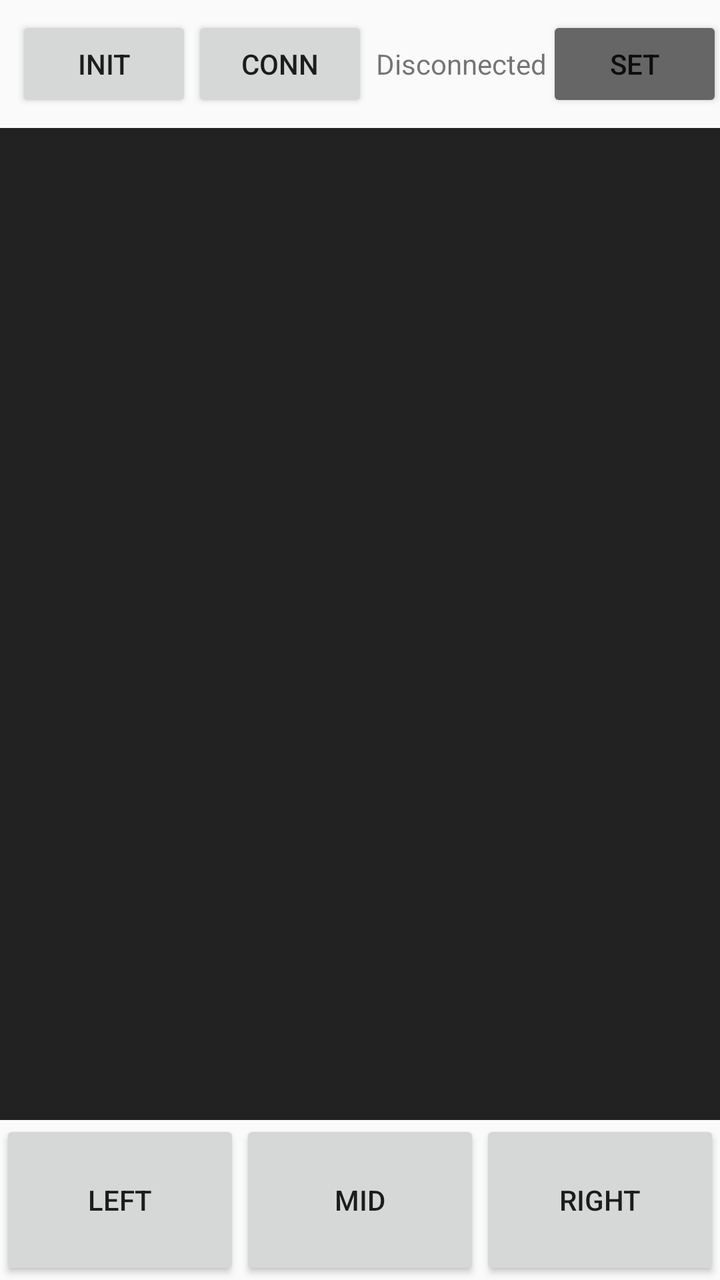
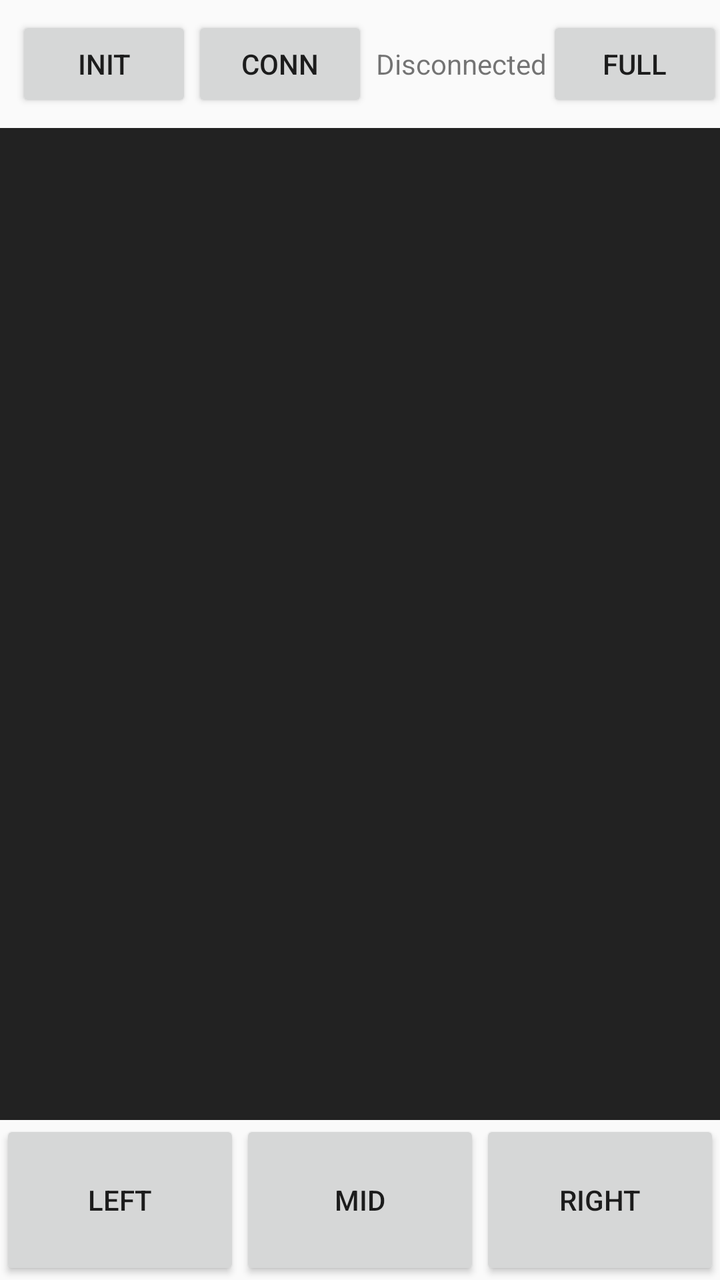

Compare the two renders of this Android layout. The source of the first and the diff that turns it into the second are given below.
<!-- AndroidManifest.xml: application theme Theme.BluetoothTrackpad -->
<!-- res/layout/activity_main.xml -->
<?xml version="1.0" encoding="utf-8"?>
<androidx.constraintlayout.widget.ConstraintLayout xmlns:android="http://schemas.android.com/apk/res/android"
    xmlns:app="http://schemas.android.com/apk/res-auto"
    xmlns:tools="http://schemas.android.com/tools"
    android:layout_width="match_parent"
    android:layout_height="match_parent"
    tools:context=".MainActivity">

    <HorizontalScrollView
        android:id="@+id/topBar"
        android:layout_width="match_parent"
        android:layout_height="wrap_content"
        android:scrollbars="none"
        app:layout_constraintTop_toTopOf="parent">
        <LinearLayout
            android:layout_width="wrap_content"
            android:layout_height="wrap_content"
            android:orientation="horizontal"
            android:padding="8dp">

        <Button
            android:id="@+id/btnInit"
            android:layout_width="wrap_content"
            android:layout_height="wrap_content"
            android:text="Init" />

        <Button
            android:id="@+id/btnConnect"
            android:layout_width="wrap_content"
            android:layout_height="wrap_content"
            android:text="Conn" />

        <TextView
            android:id="@+id/tvStatus"
            android:layout_width="0dp"
            android:layout_height="wrap_content"
            android:layout_gravity="center_vertical"
            android:layout_marginStart="4dp"
            android:text="Disconnected"
            android:layout_weight="1" />

            <Button
                android:id="@+id/btnSettings"
                android:layout_width="wrap_content"
                android:layout_height="wrap_content"
                android:text="Set"
                android:layout_marginEnd="8dp"
                android:backgroundTint="#666"/>
        <Spinner
            android:id="@+id/spinnerMode"
            android:layout_width="wrap_content"
            android:layout_height="wrap_content"
            android:layout_gravity="center_vertical"
            android:entries="@array/mode_array" />
        </LinearLayout>
    </HorizontalScrollView>

    <FrameLayout
        android:id="@+id/contentContainer"
        android:layout_width="match_parent"
        android:layout_height="0dp"
        app:layout_constraintTop_toBottomOf="@id/topBar"
        app:layout_constraintBottom_toBottomOf="parent">

        
        <LinearLayout
            android:id="@+id/layoutTrackpadOnly"
            android:layout_width="match_parent"
            android:layout_height="match_parent"
            android:orientation="vertical">

            <View
                android:id="@+id/touchArea1"
                android:layout_width="match_parent"
                android:layout_height="0dp"
                android:layout_weight="1"
                android:background="#222" />

            <LinearLayout
                android:layout_width="match_parent"
                android:layout_height="wrap_content"
                android:orientation="horizontal">

                <Button
                    android:id="@+id/btnLeftClick1"
                    android:layout_width="0dp"
                    android:layout_height="80dp"
                    android:layout_weight="1"
                    android:text="Left" />

                <Button
                    android:id="@+id/btnMiddleClick1"
                    android:layout_width="0dp"
                    android:layout_height="80dp"
                    android:layout_weight="1"
                    android:text="Mid" />

                <Button
                    android:id="@+id/btnRightClick1"
                    android:layout_width="0dp"
                    android:layout_height="80dp"
                    android:layout_weight="1"
                    android:text="Right" />
            </LinearLayout>
        </LinearLayout>

        
        <LinearLayout
            android:id="@+id/layoutTrackpadKeyboard"
            android:layout_width="match_parent"
            android:layout_height="match_parent"
            android:orientation="vertical"
            android:visibility="gone">

            <View
                android:id="@+id/touchArea2"
                android:layout_width="match_parent"
                android:layout_height="0dp"
                android:layout_weight="1"
                android:background="#333" />
                
            <LinearLayout
                android:layout_width="match_parent"
                android:layout_height="wrap_content"
                android:orientation="horizontal">

                <Button
                    android:id="@+id/btnLeftClick2"
                    android:layout_width="0dp"
                    android:layout_height="50dp"
                    android:layout_weight="1"
                    android:text="Left" />

                <Button
                    android:id="@+id/btnMiddleClick2"
                    android:layout_width="0dp"
                    android:layout_height="50dp"
                    android:layout_weight="1"
                    android:text="Mid" />

                <Button
                    android:id="@+id/btnRightClick2"
                    android:layout_width="0dp"
                    android:layout_height="50dp"
                    android:layout_weight="1"
                    android:text="Right" />
            </LinearLayout>

            <LinearLayout
                android:layout_width="match_parent"
                android:layout_height="wrap_content"
                android:orientation="horizontal"
                android:padding="4dp">

                <EditText
                    android:id="@+id/etImmediateSend"
                    android:layout_width="0dp"
                    android:layout_height="wrap_content"
                    android:layout_weight="1"
                    android:hint="Immediate typing..." />

                <Button
                    android:id="@+id/btnSpecialKeys"
                    android:layout_width="wrap_content"
                    android:layout_height="wrap_content"
                    android:text="Special Keys" />
            </LinearLayout>

            <LinearLayout
                android:layout_width="match_parent"
                android:layout_height="wrap_content"
                android:orientation="horizontal"
                android:padding="4dp">

                <EditText
                    android:id="@+id/etStringSend"
                    android:layout_width="0dp"
                    android:layout_height="wrap_content"
                    android:layout_weight="1"
                    android:hint="Type string and send..." />

                <Button
                    android:id="@+id/btnSendString"
                    android:layout_width="wrap_content"
                    android:layout_height="wrap_content"
                    android:text="Send" />

                <Button
                    android:id="@+id/btnClipboard"
                    android:layout_width="wrap_content"
                    android:layout_height="wrap_content"
                    android:text="Clipboard" />
            </LinearLayout>
        </LinearLayout>

        
        <FrameLayout
            android:id="@+id/layoutThinkpad"
            android:layout_width="match_parent"
            android:layout_height="match_parent"
            android:visibility="gone"
            android:background="#2a2a2a">
            
            <View
                android:id="@+id/touchArea3"
                android:layout_width="match_parent"
                android:layout_height="match_parent" />
            
            
        </FrameLayout>

        
        <LinearLayout
            android:id="@+id/layoutMultimedia"
            android:layout_width="match_parent"
            android:layout_height="match_parent"
            android:orientation="vertical"
            android:gravity="center"
            android:visibility="gone"
            android:background="#2a2a2a"
            android:padding="16dp">
            
            <TextView
                android:layout_width="wrap_content"
                android:layout_height="wrap_content"
                android:text="Media Controls"
                android:textColor="#FFF"
                android:textSize="20sp"
                android:layout_marginBottom="16dp"/>

            <GridLayout
                android:layout_width="wrap_content"
                android:layout_height="wrap_content"
                android:columnCount="3"
                android:rowCount="4"
                android:useDefaultMargins="true"
                android:alignmentMode="alignBounds">

                
                <Button android:id="@+id/btnVolDown" android:text="Vol -" />
                <Button android:id="@+id/btnMute" android:text="Mute" />
                <Button android:id="@+id/btnVolUp" android:text="Vol +" />

                
                <Button android:id="@+id/btnPrevTrack" android:text="Prev" />
                <Button android:id="@+id/btnPlayPause" android:text="Play/Pause" />
                <Button android:id="@+id/btnNextTrack" android:text="Next" />
                
                
                <Button android:id="@+id/btnBrightDown" android:text="Bright -" />
                <Space android:layout_width="50dp" />
                <Button android:id="@+id/btnBrightUp" android:text="Bright +" />
                
                
                <Button android:id="@+id/btnDisplayMode" android:layout_columnSpan="3" android:layout_gravity="fill_horizontal" android:text="Toggle Display (Win+P)" />
            </GridLayout>
        </LinearLayout>

        
        <LinearLayout
            android:id="@+id/layoutPresentation"
            android:layout_width="match_parent"
            android:layout_height="match_parent"
            android:orientation="vertical"
            android:visibility="gone"
            android:background="#2a2a2a">
            
            <LinearLayout
                android:layout_width="match_parent"
                android:layout_height="100dp"
                android:orientation="horizontal">
                
                <Button
                    android:id="@+id/btnF5"
                    android:layout_width="0dp"
                    android:layout_height="match_parent"
                    android:layout_weight="1"
                    android:text="F5 (Start)" />
                    
                <Button
                    android:id="@+id/btnEsc"
                    android:layout_width="0dp"
                    android:layout_height="match_parent"
                    android:layout_weight="1"
                    android:text="Esc (Stop)" />
            </LinearLayout>

            <TextView
                android:layout_width="match_parent"
                android:layout_height="wrap_content"
                android:text="Pointer Area"
                android:textAlignment="center"
                android:textColor="#FFF"
                android:padding="8dp"/>
                
            <View
                android:id="@+id/touchAreaPresentation"
                android:layout_width="match_parent"
                android:layout_height="0dp"
                android:layout_weight="1"
                android:background="#1a1a1a" />

            <LinearLayout
                android:layout_width="match_parent"
                android:layout_height="120dp"
                android:orientation="horizontal">

                <Button
                    android:id="@+id/btnPrevSlide"
                    android:layout_width="0dp"
                    android:layout_height="match_parent"
                    android:layout_weight="1"
                    android:text="&lt; Prev"
                    android:textSize="24sp" />

                <Button
                    android:id="@+id/btnNextSlide"
                    android:layout_width="0dp"
                    android:layout_height="match_parent"
                    android:layout_weight="1"
                    android:text="Next &gt;"
                    android:textSize="24sp" />
            </LinearLayout>
        </LinearLayout>
        <FrameLayout
            android:id="@+id/layoutCustom"
            android:layout_width="match_parent"
            android:layout_height="match_parent"
            android:visibility="gone" />
        
        <FrameLayout
            android:id="@+id/layoutGamepad"
            android:layout_width="match_parent"
            android:layout_height="match_parent"
            android:visibility="gone"
            android:background="#1a1a1a">
        </FrameLayout>


    </FrameLayout>
</androidx.constraintlayout.widget.ConstraintLayout>
<!-- resources referenced by this layout -->
<resources>
  <string-array name="mode_array">
          <item>1. Trackpad Only</item>
          <item>2. Trackpad + Keyboard</item>
          <item>3. Thinkpad Style</item>
          <item>4. Multimedia Mode</item>
          <item>5. Presentation Mode</item>
          <item>6. Xbox Controller Mode</item>
      </string-array>
  <style name="Theme.BluetoothTrackpad" parent="Theme.AppCompat.DayNight.NoActionBar">
      
    </style>
</resources>

<!-- the commit's change to res/layout/activity_main.xml (unified diff, before → after) -->
@@ -39,6 +39,13 @@
             android:text="Disconnected"
             android:layout_weight="1" />
 
+        <Button
+            android:id="@+id/btnFullscreen"
+            android:layout_width="wrap_content"
+            android:layout_height="wrap_content"
+            android:layout_marginEnd="4dp"
+            android:text="Full" />
+
             <Button
                 android:id="@+id/btnSettings"
                 android:layout_width="wrap_content"
